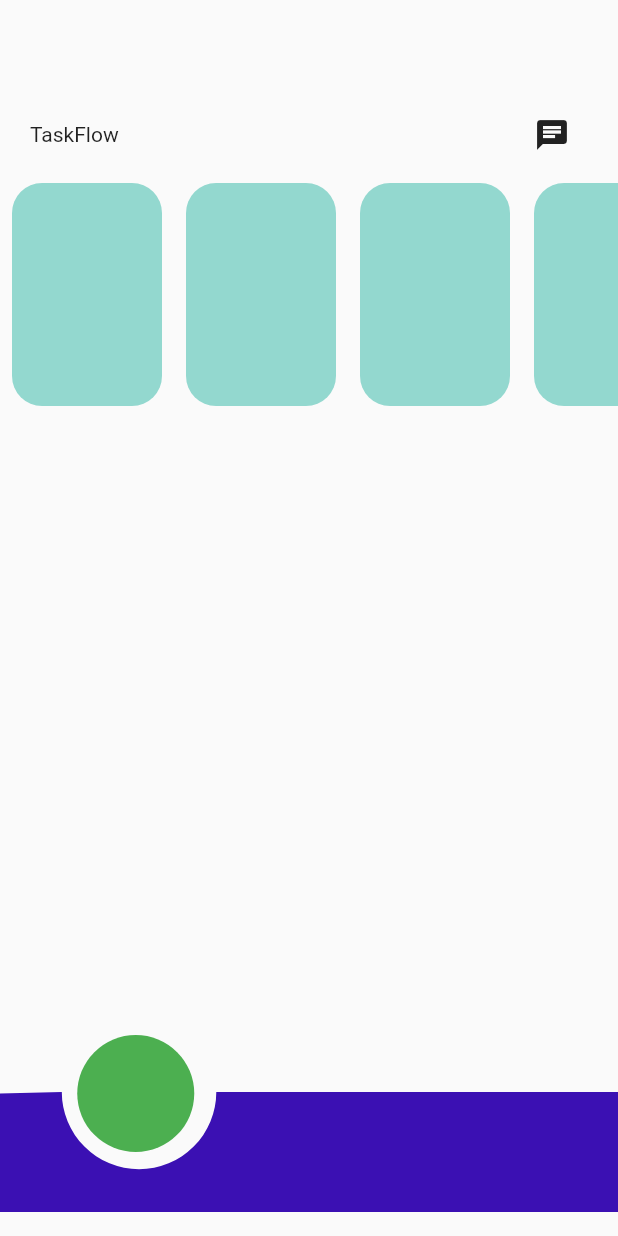
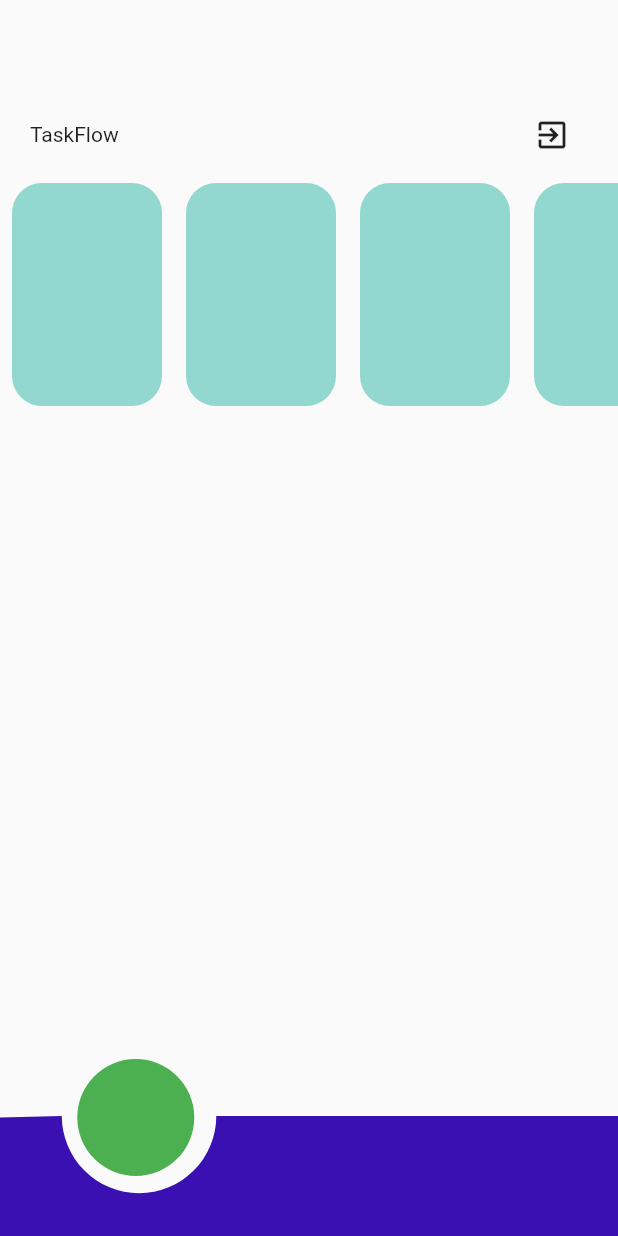
Before and after one commit to eliasbest07/creciendo-con-flutter, a Flutter app: the HomeScreen screen opened by its route, on a phone screen of 412 x 824 dp. Run offline on Flutter 3.47's test engine with Material 2 defaults, Android fonts, the phone set to English and light mode, and no system bars; our stand-ins replace animate_do, firebase_auth, firebase_core, firebase_database, flutter_riverpod, google_sign_in; accounts and stored records are empty.

```diff
--- a/lib/main.dart
+++ b/lib/main.dart
@@ -21,8 +21,8 @@ class MyApp extends StatelessWidget {
       debugShowCheckedModeBanner: false,
       title: 'AppTitle ', //Titulo
       initialRoute: auth.currentUser == null
-          ? 'home'
-          : 'login', // inicial rutas y screens.dart
+          ? 'login'
+          : 'home', // inicial rutas y screens.dart
       routes: {
         'home': (_) => const HomeScreen(),
         'login': (_) => const LoginScreen(),
--- a/lib/presentation/controllers/login_controller.dart
+++ b/lib/presentation/controllers/login_controller.dart
@@ -8,6 +8,14 @@ class LoginController extends StateNotifier<Login> {
 
   final TextEditingController _emailController = TextEditingController();
   final TextEditingController _passwordController = TextEditingController();
+
+  final TextEditingController _emailRegisterController =
+      TextEditingController();
+  final TextEditingController _passwordRegisterController =
+      TextEditingController();
+
+  final TextEditingController _nameRegisterController = TextEditingController();
+
   final TextEditingController _name = TextEditingController();
   bool verClave = false;
   final FirebaseAuthentication auth = FirebaseAuthentication();
@@ -19,21 +27,30 @@ class LoginController extends StateNotifier<Login> {
   get inputControllerEmail => _emailController;
   get inputControllerPassword => _passwordController;
 
-  void inciarSesion() async {
+  get inputControllerEmailRegister => _emailRegisterController;
+  get inputControllerPasswordRegister => _passwordRegisterController;
+
+  get inputControllerNameRegister => _nameRegisterController;
+
+  Future<bool> inciarSesion() async {
     // async
     state =
         Login(email: _emailController.text, password: _passwordController.text);
     print(' correo = ${state.email} | clave= ${state.password}');
-    await auth.signIn(state.email, state.password);
+    return await auth.signIn(state.email, state.password);
+
     // await FirebaseAuth.instance.signInWithEmailAndPassword(
     // manda a firebase <--
   }
 
-  void registrar(Login credenciales) async {
-    await auth.signUp('carlos', state.email, state.password);
+  Future<bool> registrar() async {
+    return await auth.signUp(
+        inputControllerNameRegister.text,
+        inputControllerEmailRegister.text,
+        inputControllerPasswordRegister.text);
   }
 
-  void cerrarSesion() async {
+  Future<void> cerrarSesion() async {
     await auth.signOut();
   }
   // se conecta al backend Firebase
--- a/lib/presentation/screens/homescreen.dart
+++ b/lib/presentation/screens/homescreen.dart
@@ -1,13 +1,20 @@
 import 'package:creciendo_con_flutter/presentation/drawables/nav_bar.dart';
 import 'package:flutter/material.dart';
+import 'package:flutter_riverpod/flutter_riverpod.dart';
 
-class HomeScreen extends StatelessWidget {
+import '../../providers/riverpod_provider.dart';
+import '../controllers/login_controller.dart';
+
+class HomeScreen extends ConsumerWidget {
   const HomeScreen({Key? key}) : super(key: key);
 
   @override
-  Widget build(BuildContext context) {
+  Widget build(BuildContext context, WidgetRef ref) {
     final height = MediaQuery.of(context).size.height;
     final width = MediaQuery.of(context).size.width;
+
+    final LoginController controller = ref.watch(loginController.notifier);
+
     return Scaffold(
       resizeToAvoidBottomInset: false,
       body: Column(
@@ -21,7 +28,13 @@ class HomeScreen extends StatelessWidget {
               mainAxisAlignment: MainAxisAlignment.spaceBetween,
               children: [
                 const Text('TaskFlow'),
-                IconButton(onPressed: () {}, icon: const Icon(Icons.chat))
+                IconButton(
+                  onPressed: () async {
+                    await controller.cerrarSesion();
+                    Navigator.pushNamed(context, 'login');
+                  },
+                  icon: const Icon(Icons.exit_to_app),
+                ),
               ],
             ),
           ),
@@ -36,8 +49,9 @@ class HomeScreen extends StatelessWidget {
                     height: 100,
                     width: 100,
                     decoration: BoxDecoration(
-                        borderRadius: BorderRadius.circular(20),
-                        color: const Color.fromARGB(255, 147, 216, 207)),
+                      borderRadius: BorderRadius.circular(20),
+                      color: const Color.fromARGB(255, 147, 216, 207),
+                    ),
                   ),
                 );
               },
@@ -45,7 +59,8 @@ class HomeScreen extends StatelessWidget {
           ),
         ],
       ),
-      floatingActionButtonLocation: FloatingActionButtonLocation.centerFloat,
+      floatingActionButtonLocation:
+          FloatingActionButtonLocation.miniCenterDocked,
       floatingActionButton: SizedBox(
           height: 150,
           width: double.infinity,
@@ -56,8 +71,8 @@ class HomeScreen extends StatelessWidget {
               child: Container(
                 height: 78,
                 width: 78,
-                decoration:
-                    BoxDecoration(shape: BoxShape.circle, color: Colors.green),
+                decoration: const BoxDecoration(
+                    shape: BoxShape.circle, color: Colors.green),
               ),
             ),
             Positioned(
```
Also changed, not shown: lib/presentation/screens/loginscreen.dart (+103 -22 lines).
